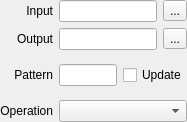
This is mediacopier-qt/source/gui/MediaCopierParamWidget.ui in patrickziegler/mediacopier as Qt 5 draws it before an edit. The edited form follows.
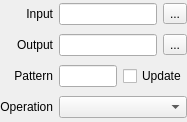
This is the edited form.

Commit message: Fix parameter widget size policy

Diff of the .ui file:
```diff
--- a/mediacopier-qt/source/gui/MediaCopierParamWidget.ui
+++ b/mediacopier-qt/source/gui/MediaCopierParamWidget.ui
@@ -95,6 +95,12 @@
    </item>
    <item row="3" column="2" colspan="2">
     <widget class="QFrame" name="paramPatternFrame">
+     <property name="sizePolicy">
+      <sizepolicy hsizetype="Preferred" vsizetype="Fixed">
+       <horstretch>0</horstretch>
+       <verstretch>0</verstretch>
+      </sizepolicy>
+     </property>
      <property name="frameShape">
       <enum>QFrame::NoFrame</enum>
      </property>
```
Left out of the diff: 9 changed lines with no effect on the pictures.
